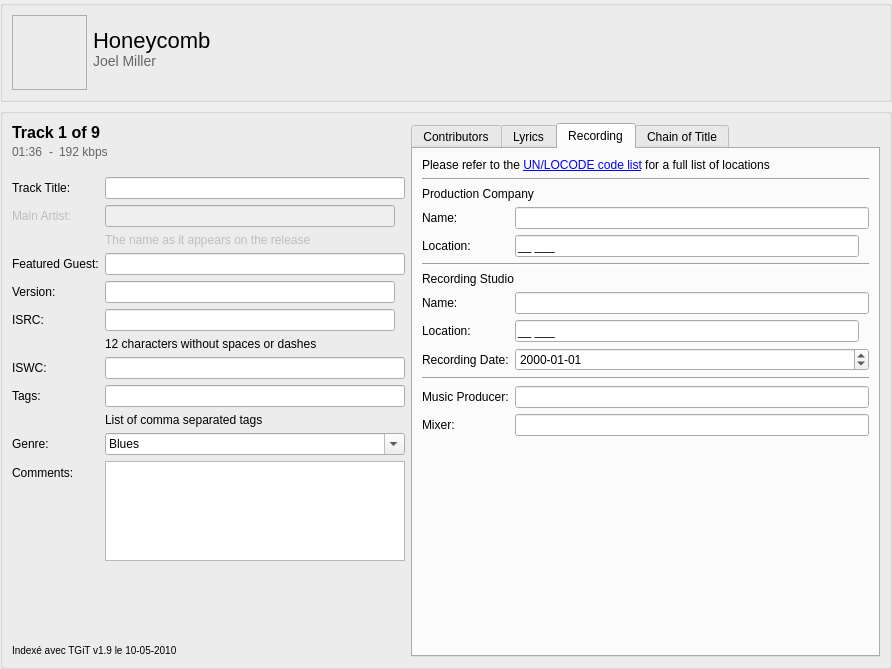
Iconoclasteinc/tgit, file resources/ui/track_page.ui: the form before one commit.
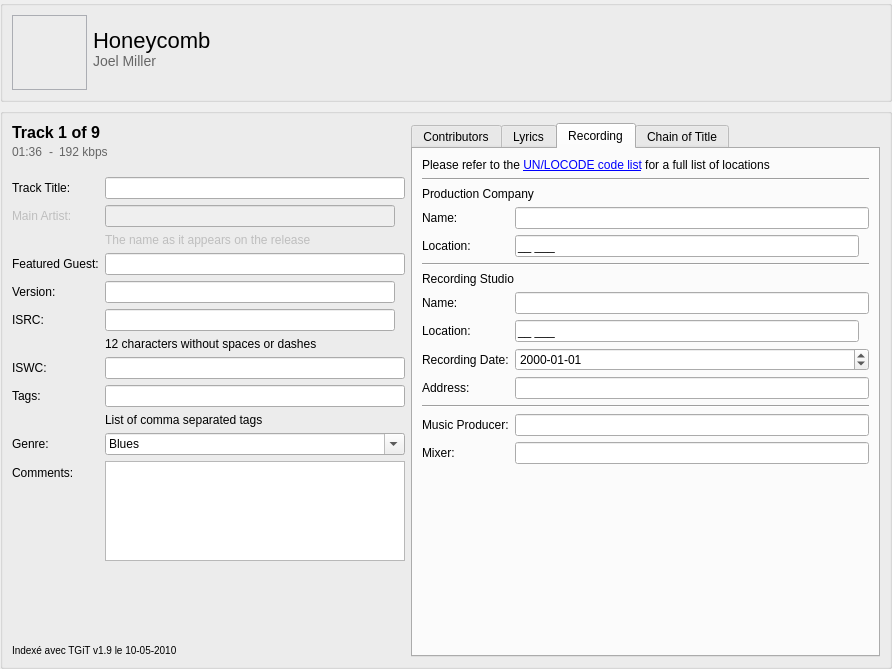
The form after the commit. The open tabs and pages were chosen to show the change. Icons and pictures are not drawn. Custom widgets are drawn as their Qt base class.

Commit message: Support recording studio address in both ID3 and FLAC.

```diff
--- a/resources/ui/track_page.ui
+++ b/resources/ui/track_page.ui
@@ -850,14 +850,14 @@
             </property>
            </widget>
           </item>
-          <item row="10" column="0" colspan="2">
+          <item row="11" column="0" colspan="2">
            <widget class="Line" name="line_5">
             <property name="orientation">
              <enum>Qt::Horizontal</enum>
             </property>
            </widget>
           </item>
-          <item row="11" column="0">
+          <item row="12" column="0">
            <widget class="QLabel" name="_music_producer_caption">
             <property name="text">
              <string>Music Producer:</string>
@@ -867,7 +867,7 @@
             </property>
            </widget>
           </item>
-          <item row="11" column="1">
+          <item row="12" column="1">
            <widget class="QLineEdit" name="_music_producer">
             <property name="minimumSize">
              <size>
@@ -877,7 +877,7 @@
             </property>
            </widget>
           </item>
-          <item row="12" column="0">
+          <item row="13" column="0">
            <widget class="QLabel" name="_mixer_caption">
             <property name="text">
              <string>Mixer:</string>
@@ -887,7 +887,7 @@
             </property>
            </widget>
           </item>
-          <item row="12" column="1">
+          <item row="13" column="1">
            <widget class="QLineEdit" name="_mixer">
             <property name="minimumSize">
              <size>
@@ -897,7 +897,7 @@
             </property>
            </widget>
           </item>
-          <item row="13" column="0" colspan="2">
+          <item row="14" column="0" colspan="2">
            <spacer name="verticalSpacer">
             <property name="orientation">
              <enum>Qt::Vertical</enum>
@@ -977,6 +977,19 @@
             </item>
            </layout>
           </item>
+          <item row="10" column="0">
+           <widget class="QLabel" name="_recording_studio_address_caption">
+            <property name="text">
+             <string>Address:</string>
+            </property>
+            <property name="buddy">
+             <cstring>_recording_studio_address</cstring>
+            </property>
+           </widget>
+          </item>
+          <item row="10" column="1">
+           <widget class="QLineEdit" name="_recording_studio_address"/>
+          </item>
          </layout>
         </widget>
         <widget class="QWidget" name="_chain_of_title">
```
Left out of the diff: 5 changed lines with no effect on the pictures. The commit also changes 13 other files.
